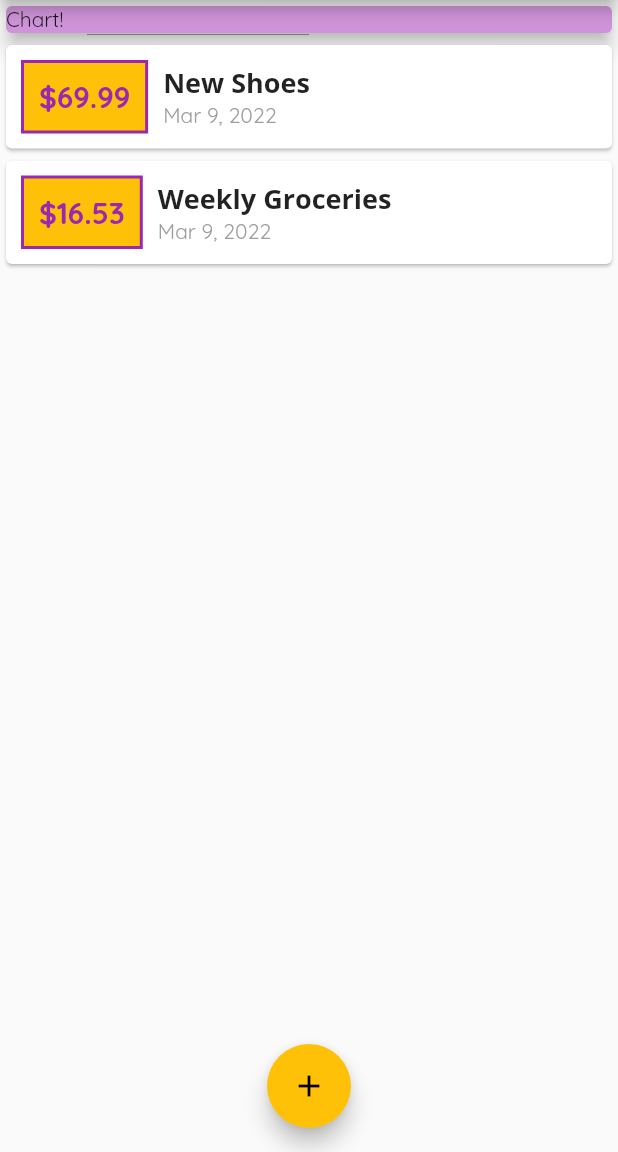
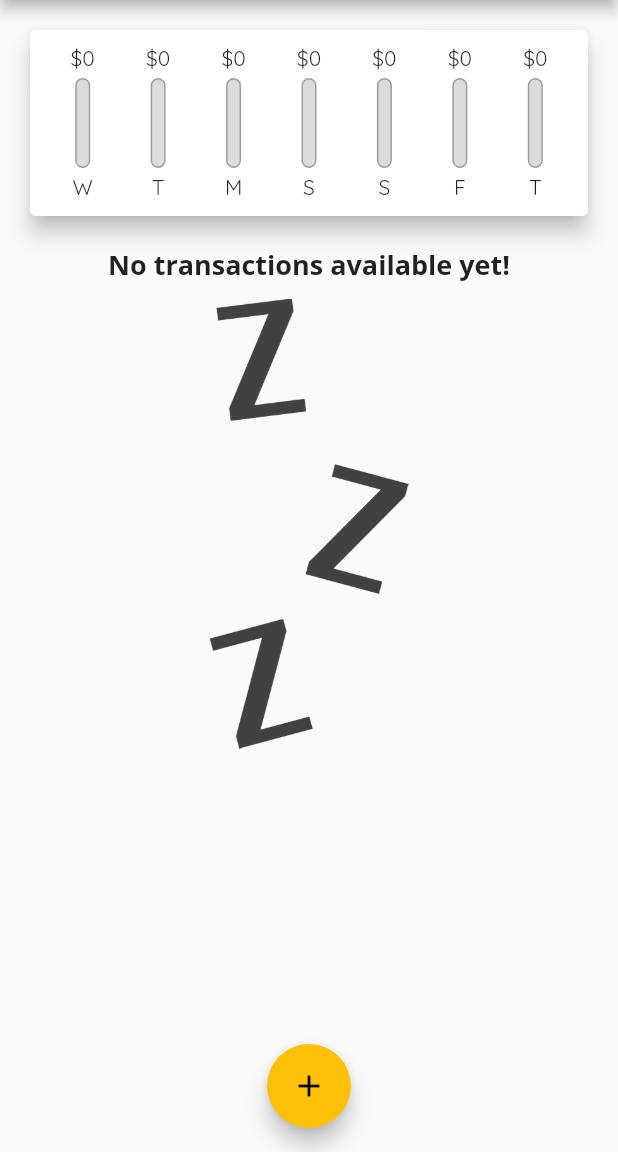
Before and after one commit to Geo1619/expenses_planner, a Flutter app: the screen it shows after launch, on a phone screen of 412 x 824 dp, the part 84-1236 px from its top. Run offline on Flutter 3.47's test engine with Material 2 defaults, Android fonts, the phone set to English and light mode, and no system bars.

Commit message:
chart widget

```diff
--- a/lib/main.dart
+++ b/lib/main.dart
@@ -1,3 +1,4 @@
+import 'package:expenses_planner/widgets/chart.dart';
 import 'package:expenses_planner/widgets/new_transasction.dart';
 import 'package:flutter/material.dart';
 
@@ -14,21 +15,34 @@ class MyApp extends StatelessWidget {
     return MaterialApp(
       title: 'Personal Expenses',
       theme: ThemeData(
-        fontFamily: 'Quicksand',
         colorScheme: ColorScheme.fromSwatch(
           primarySwatch: Colors.purple,
-        ).copyWith(secondary: Colors.amber),
+        ).copyWith(
+          secondary: Colors.amber,
+        ),
+        primaryColorDark: Colors.purple.shade700,
+        fontFamily: 'Quicksand',
         textTheme: const TextTheme(
-            headline6: TextStyle(
-          fontFamily: 'OpenSans',
-          fontSize: 18,
-          fontWeight: FontWeight.bold,
-        )),
+          headline6: TextStyle(
+            fontFamily: 'OpenSans',
+            fontSize: 18,
+            fontWeight: FontWeight.bold,
+          ),
+        ),
         appBarTheme: const AppBarTheme(
           titleTextStyle: TextStyle(
             fontFamily: 'OpenSans',
             fontSize: 20,
             fontWeight: FontWeight.bold,
+          ),
+        ),
+        textButtonTheme: TextButtonThemeData(
+          style: TextButton.styleFrom(
+            textStyle: const TextStyle(
+              fontFamily: 'OpenSans',
+              fontSize: 16,
+              fontWeight: FontWeight.bold,
+            ),
           ),
         ),
       ),
@@ -46,19 +60,26 @@ class MyHomePage extends StatefulWidget {
 
 class _MyHomePageState extends State<MyHomePage> {
   final List<Transaction> _userTransactions = [
-    Transaction(
-      id: 't1',
-      title: 'New Shoes',
-      amount: 69.99,
-      date: DateTime.now(),
-    ),
-    Transaction(
-      id: 't2',
-      title: 'Weekly Groceries',
-      amount: 16.53,
-      date: DateTime.now(),
-    ),
+    // Transaction(
+    //   id: 't1',
+    //   title: 'New Shoes',
+    //   amount: 69.99,
+    //   date: DateTime.now(),
+    // ),
+    // Transaction(
+    //   id: 't2',
+    //   title: 'Weekly Groceries',
+    //   amount: 16.53,
+    //   date: DateTime.now(),
+    // ),
   ];
+
+  List<Transaction> get _recentTransactions {
+    return _userTransactions
+        .where((tx) =>
+            tx.date.isAfter(DateTime.now().subtract(const Duration(days: 7))))
+        .toList();
+  }
 
   void _addNewTransaction(String txTitle, double txAmount) {
     final newTx = Transaction(
@@ -97,14 +118,7 @@ class _MyHomePageState extends State<MyHomePage> {
           // mainAxisAlignment: MainAxisAlignment.start,
           crossAxisAlignment: CrossAxisAlignment.stretch,
           children: <Widget>[
-            SizedBox(
-              width: double.infinity,
-              child: Card(
-                color: Theme.of(context).colorScheme.background,
-                child: const Text('Chart!'),
-                elevation: 5,
-              ),
-            ),
+            Chart(recentTransactions: _recentTransactions),
             TransactionList(transactions: _userTransactions),
           ],
         ),
--- /dev/null
+++ b/lib/widgets/chart.dart
@@ -0,0 +1,68 @@
+// ignore_for_file: avoid_print
+
+import 'package:expenses_planner/widgets/chart_bar.dart';
+import 'package:intl/intl.dart';
+
+import '../models/transaction.dart';
+import 'package:flutter/material.dart';
+
+class Chart extends StatelessWidget {
+  const Chart({Key? key, required this.recentTransactions}) : super(key: key);
+
+  final List<Transaction> recentTransactions;
+
+  List<Map<String, Object>> get groupedTransactionValues {
+    return List.generate(7, (index) {
+      final weekDay = DateTime.now().subtract(Duration(days: index));
+      double totalSum = 0.0;
+
+      for (var i = 0; i < recentTransactions.length; i++) {
+        if (recentTransactions[i].date.day == weekDay.day &&
+            recentTransactions[i].date.month == weekDay.month &&
+            recentTransactions[i].date.year == weekDay.year) {
+          totalSum += recentTransactions[i].amount;
+        }
+      }
+      print(weekDay);
+      print(totalSum);
+
+      return {
+        'day': DateFormat.E().format(weekDay).substring(0, 1),
+        'amount': totalSum
+      };
+    });
+  }
+
+  double get totalSpending {
+    return groupedTransactionValues.fold(0.0, (sum, item) {
+      return sum + (item['amount'] as double);
+    });
+  }
+
+  @override
+  Widget build(BuildContext context) {
+    print(groupedTransactionValues);
+    return Card(
+      elevation: 6,
+      margin: const EdgeInsets.all(20),
+      child: Padding(
+        padding: const EdgeInsets.all(10),
+        child: Row(
+          mainAxisAlignment: MainAxisAlignment.spaceEvenly,
+          children: groupedTransactionValues.map((e) {
+            return Flexible(
+              fit: FlexFit.tight,
+              child: ChartBar(
+                label: e['day'] as String,
+                spendingAmount: e['amount'] as double,
+                sendingPercentageOfTotal: totalSpending == 0.0
+                    ? 0.0
+                    : (e['amount'] as double) / totalSpending,
+              ),
+            );
+          }).toList(),
+        ),
+      ),
+    );
+  }
+}
--- /dev/null
+++ b/lib/widgets/chart_bar.dart
@@ -0,0 +1,59 @@
+import 'package:flutter/material.dart';
+
+class ChartBar extends StatelessWidget {
+  const ChartBar(
+      {Key? key,
+      required this.label,
+      required this.spendingAmount,
+      required this.sendingPercentageOfTotal})
+      : super(key: key);
+
+  final String label;
+  final double spendingAmount;
+  final double sendingPercentageOfTotal;
+
+  @override
+  Widget build(BuildContext context) {
+    return Column(
+      children: <Widget>[
+        FittedBox(
+          child: Text('\$${spendingAmount.toStringAsFixed(0)}'),
+        ),
+        const SizedBox(
+          height: 4,
+        ),
+        Container(
+          height: 60,
+          width: 10,
+          child: Stack(
+            children: <Widget>[
+              Container(
+                decoration: BoxDecoration(
+                  border: Border.all(
+                    color: Colors.grey,
+                    width: 1.0,
+                  ),
+                  color: const Color.fromRGBO(220, 220, 220, 1),
+                  borderRadius: BorderRadius.circular(10),
+                ),
+              ),
+              FractionallySizedBox(
+                heightFactor: sendingPercentageOfTotal,
+                child: Container(
+                  decoration: BoxDecoration(
+                    color: Theme.of(context).colorScheme.primary,
+                    borderRadius: BorderRadius.circular(10),
+                  ),
+                ),
+              )
+            ],
+          ),
+        ),
+        const SizedBox(
+          height: 4,
+        ),
+        Text(label),
+      ],
+    );
+  }
+}
--- a/lib/widgets/new_transasction.dart
+++ b/lib/widgets/new_transasction.dart
@@ -51,9 +51,7 @@ class _NewTransactionState extends State<NewTransaction> {
             TextButton(
               child: const Text('Add Transaction'),
               onPressed: submitData,
-              style: TextButton.styleFrom(
-                primary: Colors.purple,
-              ),
+              style: Theme.of(context).textButtonTheme.style,
             ),
           ],
         ),
--- a/lib/widgets/transaction_list.dart
+++ b/lib/widgets/transaction_list.dart
@@ -12,47 +12,87 @@ class TransactionList extends StatelessWidget {
   Widget build(BuildContext context) {
     return SizedBox(
       height: 500,
-      child: ListView.builder(
+      child: transactions.isEmpty
+          ? Column(
+              children: <Widget>[
+                Text(
+                  'No transactions available yet!',
+                  style: Theme.of(context).textTheme.headline6,
+                ),
+                const SizedBox(
+                  height: 10,
+                ),
+                SizedBox(
+                    height: 300,
+                    child: Image.asset(
+                      'assets/images/waiting.png',
+                      fit: BoxFit.cover,
+                    )),
+              ],
+            )
+          : ListView.builder(
               itemCount: transactions.length,
               itemBuilder: (context, index) {
                 return Card(
-            child: Row(
-              children: [
-                Container(
-                  margin: const EdgeInsets.symmetric(
-                    vertical: 10,
-                    horizontal: 10,
-                  ),
-                  decoration: BoxDecoration(
-                    color: Theme.of(context).colorScheme.secondary,
-                    border: Border.all(
-                      color: Theme.of(context).colorScheme.primary,
-                      width: 2,
+                  elevation: 5,
+                  margin: const EdgeInsets.only(bottom: 10),
+                  child: ListTile(
+                      leading: CircleAvatar(
+                        radius: 30,
+                        child: Padding(
+                          padding: const EdgeInsets.all(6),
+                          child: FittedBox(
+                              child: Text(
+                            '\$${transactions[index].amount.toStringAsFixed(2)}',
+                          )),
                         ),
                       ),
-                  padding: const EdgeInsets.all(10),
-                  child: Text(
-                    '\$${transactions[index].amount.toStringAsFixed(2)}',
-                    style: TextStyle(
-                      fontWeight: FontWeight.bold,
-                      fontSize: 20,
-                      color: Theme.of(context).colorScheme.primary,
-                    ),
-                  ),
-                ),
-                Column(
-                  crossAxisAlignment: CrossAxisAlignment.start,
-                  children: [
-                    Text(
+                      title: Text(
                         transactions[index].title,
                         style: Theme.of(context).textTheme.headline6,
                       ),
-                    Text(DateFormat.yMMMd().format(transactions[index].date),
-                        style: const TextStyle(color: Colors.grey))
-                  ],
-                )
-              ],
-            ),
+                      subtitle: Text(
+                        DateFormat.yMMMd().format(transactions[index].date),
+                      )),
+                  // child: Row(
+                  //   children: [
+                  //     Container(
+                  //       margin: const EdgeInsets.symmetric(
+                  //         vertical: 10,
+                  //         horizontal: 10,
+                  //       ),
+                  //       decoration: BoxDecoration(
+                  //         color: Theme.of(context).colorScheme.secondary,
+                  //         border: Border.all(
+                  //           color: Theme.of(context).colorScheme.primary,
+                  //           width: 2,
+                  //         ),
+                  //       ),
+                  //       padding: const EdgeInsets.all(10),
+                  //       child: Text(
+                  //         '\$${transactions[index].amount.toStringAsFixed(2)}',
+                  //         style: TextStyle(
+                  //           fontWeight: FontWeight.bold,
+                  //           fontSize: 20,
+                  //           color: Theme.of(context).colorScheme.primary,
+                  //         ),
+                  //       ),
+                  //     ),
+                  //     Column(
+                  //       crossAxisAlignment: CrossAxisAlignment.start,
+                  //       children: [
+                  //         Text(
+                  //           transactions[index].title,
+                  //           style: Theme.of(context).textTheme.headline6,
+                  //         ),
+                  //         Text(
+                  //             DateFormat.yMMMd()
+                  //                 .format(transactions[index].date),
+                  //             style: const TextStyle(color: Colors.grey))
+                  //       ],
+                  //     )
+                  //   ],
+                  // ),
                 );
               },
             ),
--- a/pubspec.yaml
+++ b/pubspec.yaml
@@ -58,8 +58,8 @@ flutter:
   uses-material-design: true
 
   # To add assets to your application, add an assets section, like this:
-  # assets:
-  #   - images/a_dot_burr.jpeg
+  assets:
+    - assets/images/waiting.png
   #   - images/a_dot_ham.jpeg
 
   # An image asset can refer to one or more resolution-specific "variants", see
```
Also changed, not shown: assets/images/waiting.png (added). Lines whose indentation alone changed are shown as unchanged.
